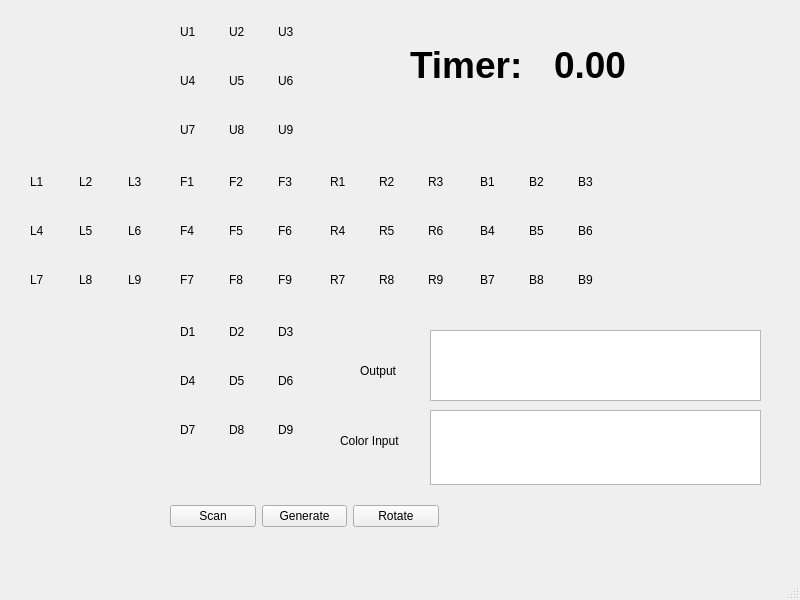
Qt form Cube_display/mainwindow.ui (Hzhang11/SeniorDesign) before a commit.
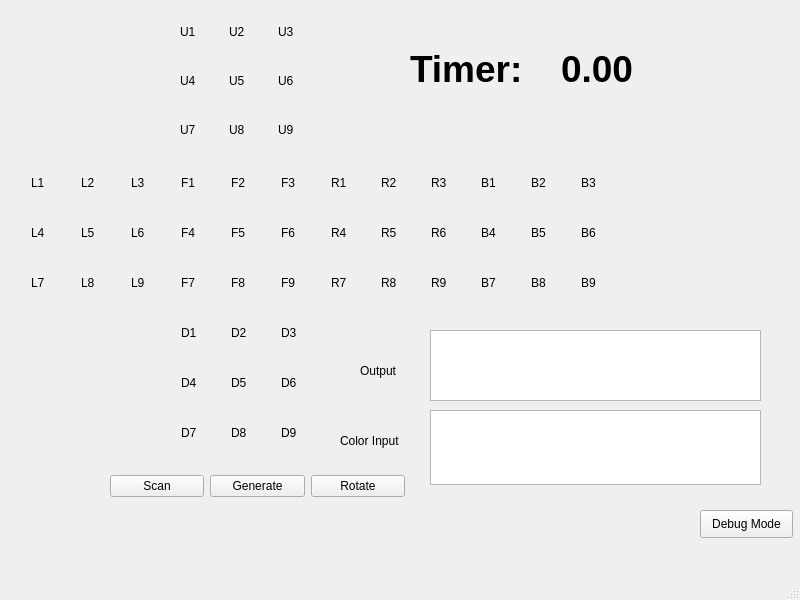
The same form after that commit.

```diff
--- a/Cube_display/mainwindow.ui
+++ b/Cube_display/mainwindow.ui
@@ -19,8 +19,8 @@
      <rect>
       <x>480</x>
       <y>160</y>
-      <width>143</width>
-      <height>143</height>
+      <width>145</width>
+      <height>145</height>
      </rect>
     </property>
     <layout class="QGridLayout" name="cube_back_layout">
@@ -229,8 +229,8 @@
      <rect>
       <x>30</x>
       <y>160</y>
-      <width>143</width>
-      <height>143</height>
+      <width>145</width>
+      <height>145</height>
      </rect>
     </property>
     <layout class="QGridLayout" name="cube_left_layout">
@@ -447,9 +447,9 @@
    <widget class="QWidget" name="layoutWidget">
     <property name="geometry">
      <rect>
-      <x>170</x>
-      <y>500</y>
-      <width>269</width>
+      <x>110</x>
+      <y>470</y>
+      <width>295</width>
       <height>33</height>
      </rect>
     </property>
@@ -482,8 +482,8 @@
      <rect>
       <x>180</x>
       <y>310</y>
-      <width>143</width>
-      <height>143</height>
+      <width>145</width>
+      <height>145</height>
      </rect>
     </property>
     <layout class="QGridLayout" name="cube_down_layout">
@@ -914,8 +914,8 @@
      <rect>
       <x>330</x>
       <y>160</y>
-      <width>143</width>
-      <height>143</height>
+      <width>145</width>
+      <height>145</height>
      </rect>
     </property>
     <layout class="QGridLayout" name="cube_right_layout">
@@ -1124,8 +1124,8 @@
      <rect>
       <x>180</x>
       <y>160</y>
-      <width>143</width>
-      <height>143</height>
+      <width>145</width>
+      <height>145</height>
      </rect>
     </property>
     <layout class="QGridLayout" name="cube_center_layout">
@@ -1334,8 +1334,8 @@
      <rect>
       <x>410</x>
       <y>40</y>
-      <width>281</width>
-      <height>52</height>
+      <width>295</width>
+      <height>59</height>
      </rect>
     </property>
     <layout class="QHBoxLayout" name="horizontalLayout_2">
@@ -1391,6 +1391,19 @@
      <string>Output</string>
     </property>
    </widget>
+   <widget class="QPushButton" name="pushButtonLaunchDebugger">
+    <property name="geometry">
+     <rect>
+      <x>700</x>
+      <y>510</y>
+      <width>93</width>
+      <height>28</height>
+     </rect>
+    </property>
+    <property name="text">
+     <string>Debug Mode</string>
+    </property>
+   </widget>
   </widget>
   <widget class="QMenuBar" name="menubar">
    <property name="geometry">
```
Left out of the diff: 2 changed lines with no effect on the pictures.
